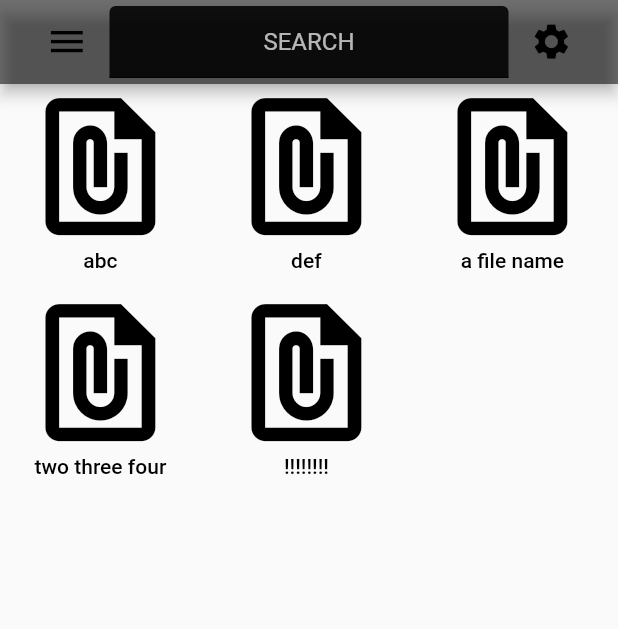
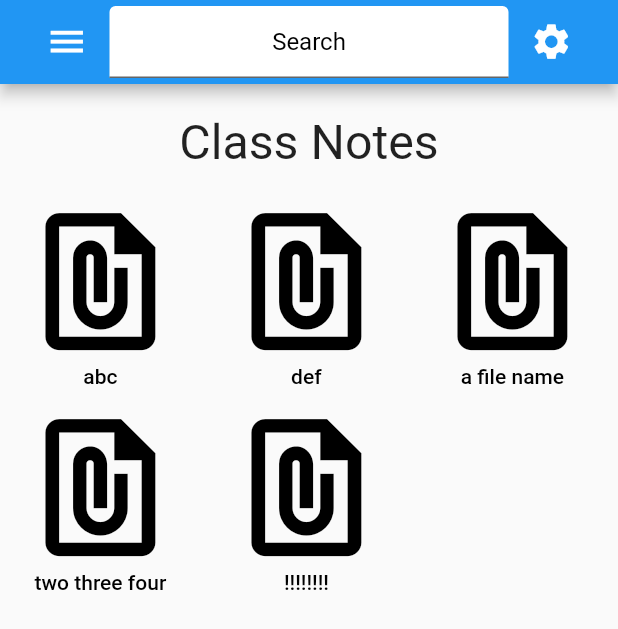
Before and after one commit to clark-pegg/tbd, a Flutter app: the HomePage screen opened directly, on a phone screen of 412 x 824 dp. Shown: the top 629 px of the screen. Run offline on Flutter 3.47's test engine with Material 2 defaults, Android fonts, the phone set to English and light mode, and no system bars; our stand-ins replace flutter_signin_button.

Commit message:
looking good

```diff
--- a/lib/home_page.dart
+++ b/lib/home_page.dart
@@ -14,26 +14,25 @@ class HomePage extends StatelessWidget {
   Widget build(BuildContext context) {
     return Scaffold(
       appBar: AppBar(
-        backgroundColor: Colors.black54,
         title: Row(
           children: [
             Expanded(
               flex: 3,
               child: FittedBox(
                 child: IconButton(
-                    icon: const Icon(Icons.menu, color: Colors.black),
+                    icon: const Icon(Icons.menu),
                     onPressed: () => Text("1")), // Should be menu screen
               ),
             ),
             const Expanded(
               flex: 14,
               child: TextField(
-                style: TextStyle(color: Colors.white70),
+                style: TextStyle(color: Colors.black),
                 decoration: InputDecoration(
-                  hintText: "SEARCH",
-                  hintStyle: TextStyle(color: Colors.white70),
+                  hintText: "Search",
+                  hintStyle: TextStyle(color: Colors.black),
                   filled: true,
-                  fillColor: Colors.black87,
+                  fillColor: Colors.white,
                 ),
                 textAlign: TextAlign.center,
               ),
@@ -42,7 +41,7 @@ class HomePage extends StatelessWidget {
               flex: 3,
               child: FittedBox(
                 child: IconButton(
-                  icon: Icon(Icons.settings, color: Colors.black),
+                  icon: Icon(Icons.settings),
                   onPressed: () => Text("1"), // Shoud be settings screen
                 ),
               ),
@@ -50,8 +49,26 @@ class HomePage extends StatelessWidget {
           ],
         ),
       ),
-      body: GridView.count(
-          crossAxisCount: 3, children: getFilesFromNames(exampleFiles)),
+      body: Column(
+        children: [
+          const Expanded(
+            flex: 1,
+            child: Padding(
+              padding: EdgeInsetsDirectional.only(top: 20, bottom: 20),
+              child: FittedBox(
+                child: Text("Class Notes"),
+              ),
+            ),
+          ),
+          Expanded(
+            flex: 9,
+            child: GridView.count(
+              crossAxisCount: 3,
+              children: getFilesFromNames(exampleFiles),
+            ),
+          ),
+        ],
+      ),
     );
   }
 }
@@ -74,7 +91,7 @@ class File extends StatelessWidget {
   @override
   Widget build(BuildContext context) {
     return MenuItemButton(
-      onPressed: () => Navigator.pushReplacement(
+      onPressed: () => Navigator.push(
         context,
         MaterialPageRoute(
           builder: (context) => DocPage(),
```
